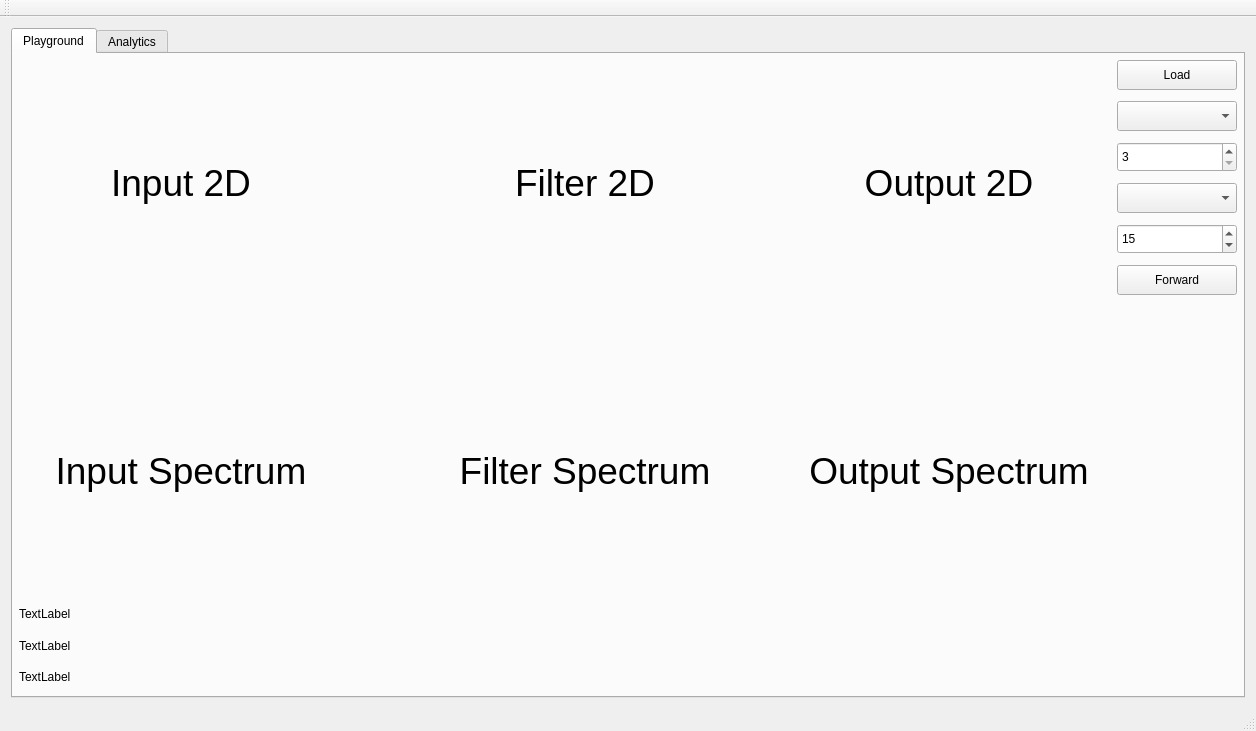
Above: GUI/mainwindow.ui from kohutjan/2DFFT before the change. Below: the same form after it.
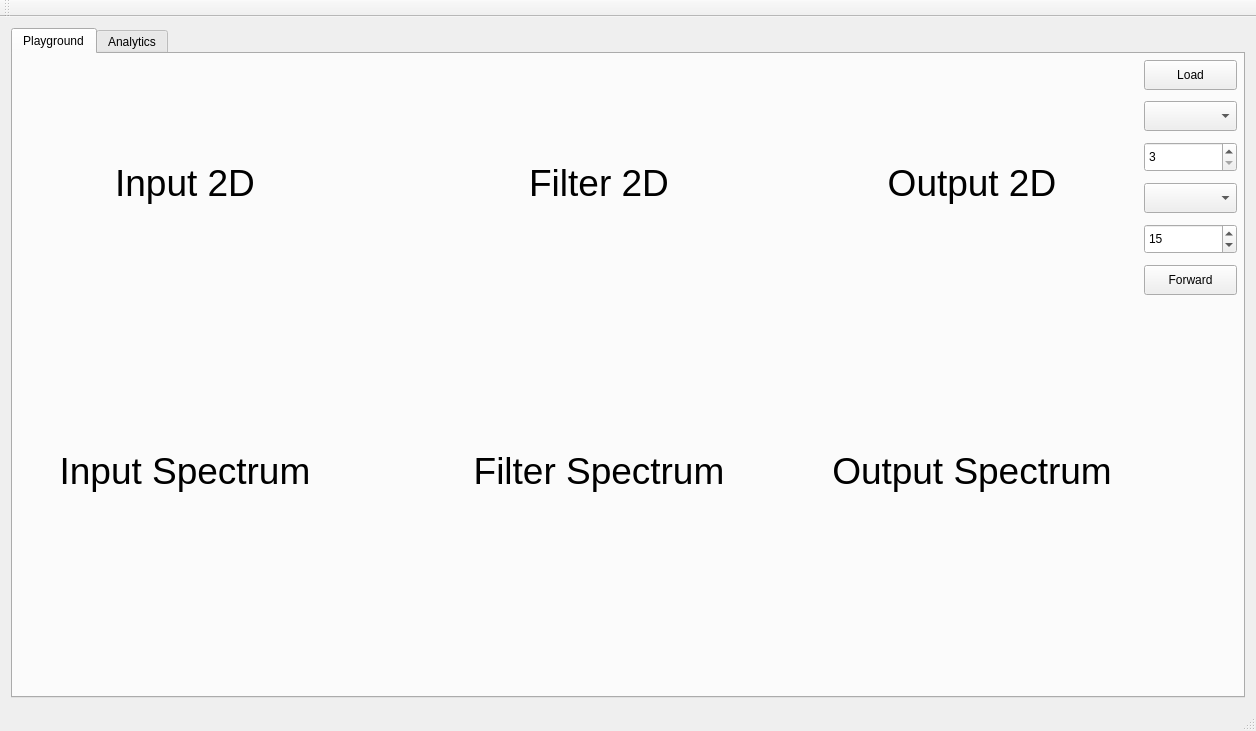
That is the form after the change.

Diff of the .ui file:
```diff
--- a/GUI/mainwindow.ui
+++ b/GUI/mainwindow.ui
@@ -24,7 +24,7 @@
        <attribute name="title">
         <string>Playground</string>
        </attribute>
-       <layout class="QGridLayout" name="gridLayout_2" rowstretch="6,1" columnstretch="17,2">
+       <layout class="QGridLayout" name="gridLayout_2" rowstretch="6,1" columnstretch="17,1">
         <property name="leftMargin">
          <number>6</number>
         </property>
@@ -108,6 +108,21 @@
               <string>Gaussian</string>
              </property>
             </item>
+            <item>
+             <property name="text">
+              <string>SobelX</string>
+             </property>
+            </item>
+            <item>
+             <property name="text">
+              <string>SobelY</string>
+             </property>
+            </item>
+            <item>
+             <property name="text">
+              <string>DoG</string>
+             </property>
+            </item>
            </widget>
           </item>
           <item>
@@ -164,6 +179,16 @@
               <string>High-pass</string>
              </property>
             </item>
+            <item>
+             <property name="text">
+              <string>Low-gauss</string>
+             </property>
+            </item>
+            <item>
+             <property name="text">
+              <string>High-gauss</string>
+             </property>
+            </item>
            </widget>
           </item>
           <item>
@@ -788,27 +813,56 @@
          </layout>
         </item>
         <item row="1" column="0" colspan="2">
-         <layout class="QVBoxLayout" name="timing" stretch="1,1,1">
+         <layout class="QHBoxLayout" name="timing">
           <item>
-           <widget class="QLabel" name="label">
-            <property name="text">
-             <string>TextLabel</string>
+           <layout class="QVBoxLayout" name="info">
+            <property name="topMargin">
+             <number>6</number>
             </property>
-           </widget>
+            <item>
+             <widget class="QLabel" name="play2DTime">
+              <property name="styleSheet">
+               <string notr="true">color: #0e6306; font: bold 12pt; </string>
+              </property>
+              <property name="text">
+               <string/>
+              </property>
+             </widget>
+            </item>
+            <item>
+             <widget class="QLabel" name="playSpecTime">
+              <property name="styleSheet">
+               <string notr="true">color: #7a0202; font: bold 12pt</string>
+              </property>
+              <property name="text">
+               <string/>
+              </property>
+             </widget>
+            </item>
+            <item>
+             <widget class="QLabel" name="playSeparableTime">
+              <property name="styleSheet">
+               <string notr="true">color: #ff912b; font: bold 12pt</string>
+              </property>
+              <property name="text">
+               <string/>
+              </property>
+             </widget>
+            </item>
+           </layout>
           </item>
           <item>
-           <widget class="QLabel" name="label_3">
-            <property name="text">
-             <string>TextLabel</string>
+           <spacer name="horizontalSpacer_7">
+            <property name="orientation">
+             <enum>Qt::Horizontal</enum>
             </property>
-           </widget>
-          </item>
-          <item>
-           <widget class="QLabel" name="label_2">
-            <property name="text">
-             <string>TextLabel</string>
+            <property name="sizeHint" stdset="0">
+             <size>
+              <width>40</width>
+              <height>20</height>
+             </size>
             </property>
-           </widget>
+           </spacer>
           </item>
          </layout>
         </item>
```
